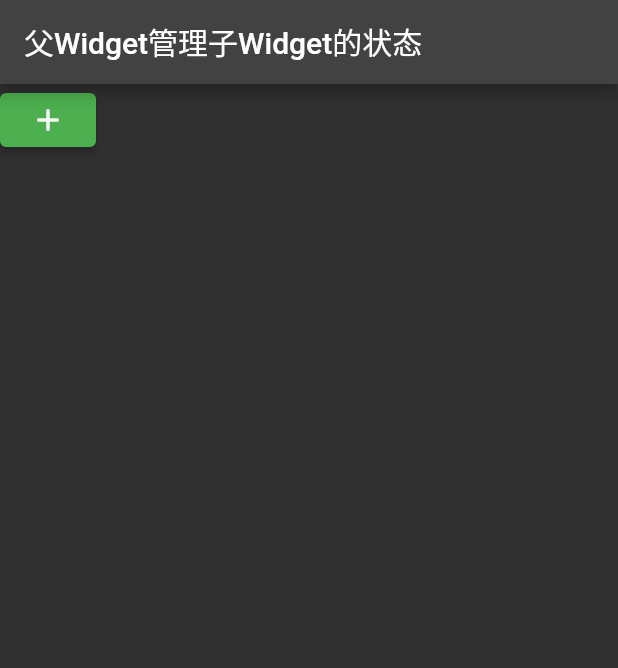
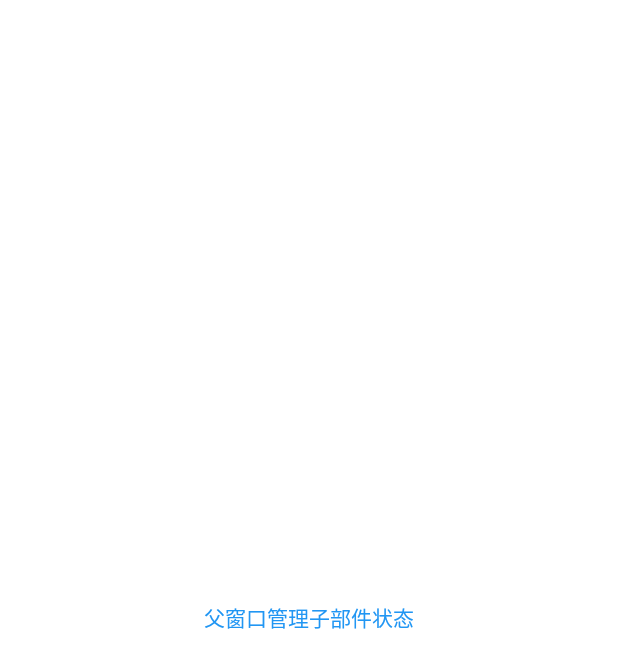
Before and after one commit to loaden/flutter-demo, a Flutter app: the screen it shows after launch, on a phone screen of 412 x 824 dp. Shown: the top 668 px of the screen. Run offline on Flutter 3.47's test engine with Material 2 defaults, Android fonts, the phone set to English and light mode, and no system bars.

Commit message:
添加首页路由

```diff
--- a/lib/main.dart
+++ b/lib/main.dart
@@ -5,7 +5,26 @@ void main() {
   runApp(
     MaterialApp(
       theme: ThemeData.dark(),
-      home: const ParentManageChildStateWidget(),
+      home: const Home(),
     ),
   );
 }
+
+class Home extends StatelessWidget {
+  const Home({super.key});
+
+  @override
+  Widget build(BuildContext context) {
+    return TextButton(
+      onPressed: () {
+        Navigator.push(
+          context,
+          MaterialPageRoute(builder: (context) {
+            return const ParentManageChildStateWidget();
+          }),
+        );
+      },
+      child: const Text('父窗口管理子部件状态'),
+    );
+  }
+}
```
